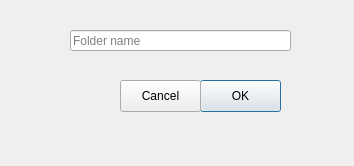
The window that guis/folder.ui (password-manager/linux) describes before a commit, drawn with Qt 5.
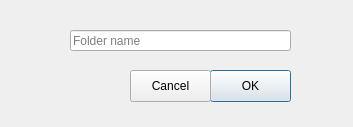
The same window after the commit.

Commit message: Recursive addition and deletion of folders

Diff of the .ui file:
```diff
--- a/guis/folder.ui
+++ b/guis/folder.ui
@@ -6,8 +6,8 @@
    <rect>
     <x>0</x>
     <y>0</y>
-    <width>354</width>
-    <height>166</height>
+    <width>353</width>
+    <height>127</height>
    </rect>
   </property>
   <property name="windowTitle">
@@ -16,8 +16,8 @@
   <widget class="QPushButton" name="okPushButton">
    <property name="geometry">
     <rect>
-     <x>200</x>
-     <y>80</y>
+     <x>210</x>
+     <y>70</y>
      <width>81</width>
      <height>32</height>
     </rect>
@@ -29,8 +29,8 @@
   <widget class="QPushButton" name="cancelPushButton">
    <property name="geometry">
     <rect>
-     <x>120</x>
-     <y>80</y>
+     <x>130</x>
+     <y>70</y>
      <width>81</width>
      <height>32</height>
     </rect>
```
The commit also changes 7 other files.
